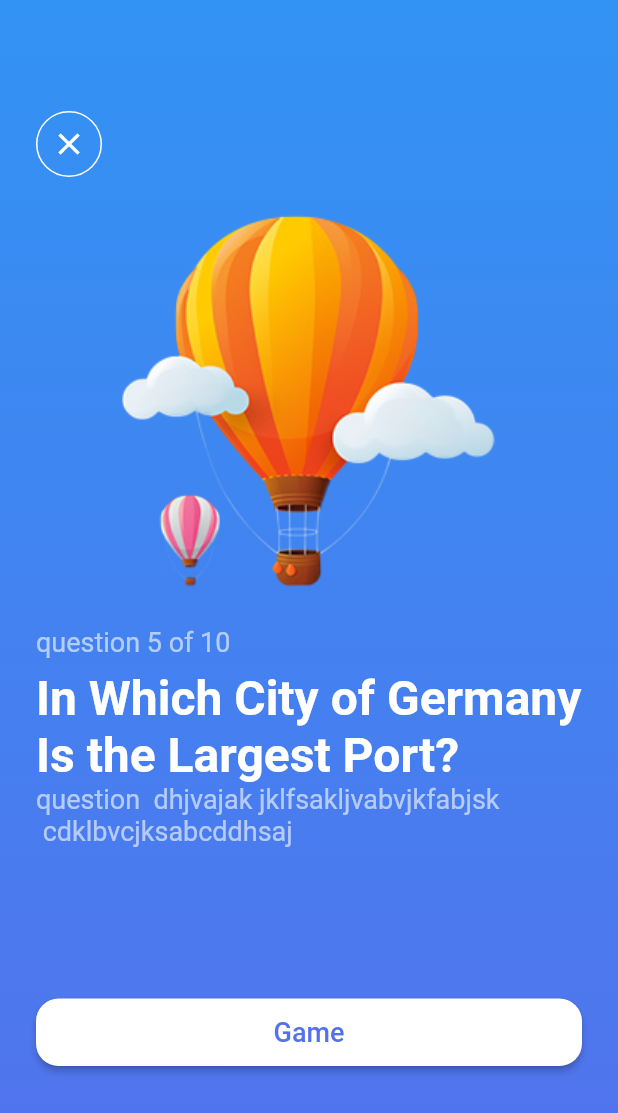
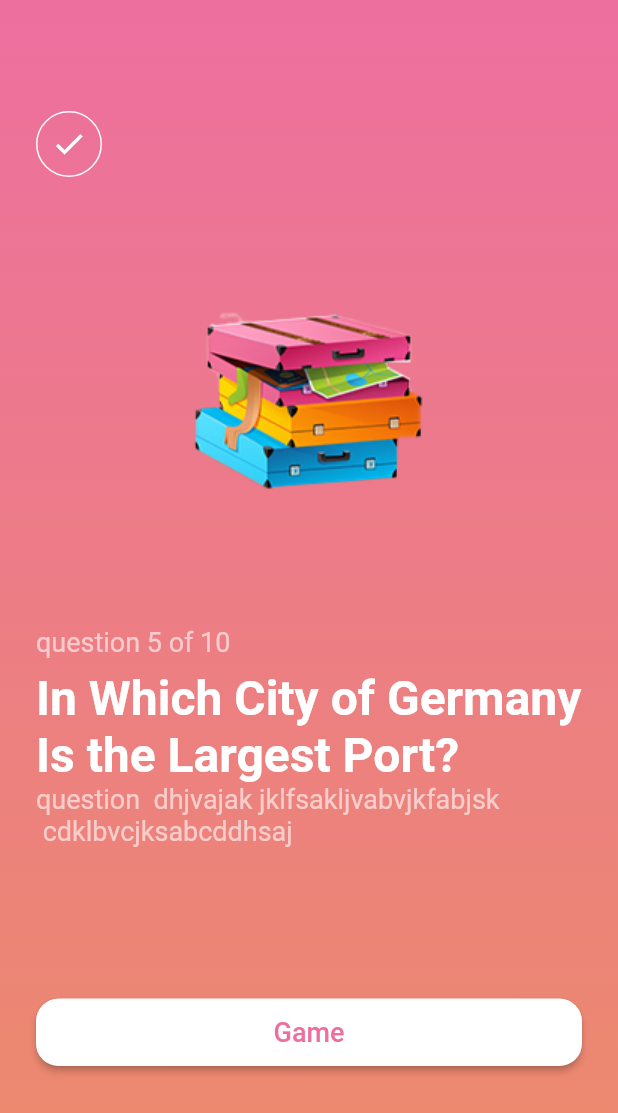
Before and after one commit to sallyMo14/multi_quiz, a Flutter app: the screen it shows after launch, after a tap on "Level 1", on a phone screen of 412 x 824 dp. Shown: the top 1113 px of the screen. Run offline on Flutter 3.47's test engine with Material 2 defaults, Android fonts, the phone set to English and light mode, and no system bars; Roboto replaces fonts that are missing (Sf-Pro-Text).

Commit message:
create level and list View builder

```diff
--- a/lib/main.dart
+++ b/lib/main.dart
@@ -1,5 +1,7 @@
 import 'package:flutter/material.dart';
 import 'package:multi_quiz_s_t_tt9/pages/home.dart';
+import 'package:multi_quiz_s_t_tt9/pages/multiple_q_screen.dart';
+import 'package:multi_quiz_s_t_tt9/pages/true_false_q_screen.dart';
 
 void main() {
   runApp(const MyApp());
@@ -9,8 +11,13 @@ class MyApp extends StatelessWidget {
   const MyApp({super.key});
   @override
   Widget build(BuildContext context) {
-    return const MaterialApp(
-      home: HomePage(),
+    return MaterialApp(
+      initialRoute: '/',
+      routes: {
+        '/': (context) => const HomePage(),
+        '/level1': (context) => TrueFalseQuiz(),
+        '/level2': (context) => MultiQScreen(),
+      },
     );
   }
 }
--- /dev/null
+++ b/lib/modules/true_false/level_inf.dart
@@ -0,0 +1,20 @@
+import 'package:flutter/cupertino.dart';
+
+class Level {
+  IconData? icon;
+  String? title;
+  String? subTitle;
+  String? description;
+  String? image;
+  List<Color> color1;
+  String routeName;
+
+  Level(
+      {required this.icon,
+      required this.title,
+      required this.subTitle,
+      required this.image,
+      required this.color1,
+      required this.description,
+      required this.routeName});
+}
--- a/lib/pages/home.dart
+++ b/lib/pages/home.dart
@@ -1,5 +1,6 @@
 import 'package:flutter/material.dart';
 import 'package:multi_quiz_s_t_tt9/constants.dart';
+import 'package:multi_quiz_s_t_tt9/modules/true_false/level_inf.dart';
 import 'package:multi_quiz_s_t_tt9/pages/level_describtion.dart';
 import 'package:multi_quiz_s_t_tt9/pages/multiple_q_screen.dart';
 import 'package:multi_quiz_s_t_tt9/widgets/my_outline_btn.dart';
@@ -15,6 +16,26 @@ class HomePage extends StatefulWidget {
 }
 
 class _HomePageState extends State<HomePage> {
+  List<Level> lvl = [
+    Level(
+      icon: Icons.check,
+      title: 'True or False',
+      subTitle: 'Level 1',
+      image: 'assets/images/bags.png',
+      description: 'Rise Up your IQ',
+      color1: [kL1, kL12],
+      routeName: '/level1',
+    ),
+    Level(
+      icon: Icons.play_arrow,
+      title: 'Multiple Choice',
+      subTitle: 'Level 2',
+      image: 'assets/images/ballon-s.png',
+      description: 'Rise Up your IQ',
+      color1: [kL2, kL22],
+      routeName: '/level2',
+    ),
+  ];
   @override
   Widget build(BuildContext context) {
     return Scaffold(
@@ -37,18 +58,17 @@ class _HomePageState extends State<HomePage> {
               function: () {
                 print("2222");
               }),
-          SizedBox(
+          const SizedBox(
             width: 16,
           )
         ],
       ),
-      body: SingleChildScrollView(
-        child: Padding(
+      body: Padding(
         padding: const EdgeInsets.symmetric(horizontal: 16),
         child: Column(
           crossAxisAlignment: CrossAxisAlignment.start,
           children: [
-              Text(
+            const Text(
               'Let\'s Play',
               style: TextStyle(
                 fontSize: 32,
@@ -57,10 +77,10 @@ class _HomePageState extends State<HomePage> {
                 fontFamily: kFontFamily,
               ),
             ),
-              SizedBox(
+            const SizedBox(
               height: 8,
             ),
-              Text(
+            const Text(
               'Be the First!',
               style: TextStyle(
                 fontSize: 18,
@@ -68,36 +88,29 @@ class _HomePageState extends State<HomePage> {
                 fontFamily: kFontFamily,
               ),
             ),
-              SizedBox(
+            const SizedBox(
               height: 24,
             ),
-              MyLevelWidget(
+            Expanded(
+              child: ListView.builder(
+                  itemCount: lvl.length,
+                  itemBuilder: (context, index) {
+                    return MyLevelWidget(
                       function: () {
                         Navigator.push(
                           context,
                           MaterialPageRoute(
-                      builder: (context) {
-                        return LevelDescription();
-                      },
+                            builder: (context) => LevelDescription(
+                              levelInf: lvl[index],
+                            ),
                           ),
                         );
                       },
-                icon: Icons.check,
-                title: 'True or False',
-                subtitle: 'Level 1',
-                image: 'assets/images/bags.png',
-                colors: [kL1, kL12],
-              ),
-              MyLevelWidget(
-                function: () {},
-                icon: Icons.play_arrow,
-                title: 'Multiple Choice',
-                subtitle: 'Level 2',
-                image: 'assets/images/ballon-s.png',
-                colors: [kL2, kL22],
-              ),
+                      level: lvl[index],
+                    );
+                  }),
+            )
           ],
-          ),
         ),
       ),
     );
--- a/lib/pages/level_describtion.dart
+++ b/lib/pages/level_describtion.dart
@@ -3,11 +3,14 @@ import 'package:flutter/material.dart';
 import 'package:multi_quiz_s_t_tt9/pages/true_false_q_screen.dart';
 
 import '../constants.dart';
+import '../modules/true_false/level_inf.dart';
 import '../widgets/my_outline_btn.dart';
 import 'multiple_q_screen.dart';
 
 class LevelDescription extends StatelessWidget {
-  const LevelDescription({Key? key}) : super(key: key);
+  final Level levelInf;
+
+  const LevelDescription({Key? key, required this.levelInf}) : super(key: key);
 
   @override
   Widget build(BuildContext context) {
@@ -17,10 +20,7 @@ class LevelDescription extends StatelessWidget {
       body: Container(
         decoration: BoxDecoration(
           gradient: LinearGradient(
-            colors: [
-              kBlueBg,
-              kL2,
-            ],
+            colors: levelInf.color1!,
             begin: Alignment.topCenter,
             end: Alignment.bottomCenter,
           ),
@@ -37,7 +37,7 @@ class LevelDescription extends StatelessWidget {
                     height: 44,
                     width: 44,
                     child: MYOutlineBtn(
-                      icon: Icons.close,
+                      icon: levelInf.icon!,
                       iconColor: Colors.white,
                       bColor: Colors.white,
                       function: () {
@@ -50,7 +50,7 @@ class LevelDescription extends StatelessWidget {
               Expanded(
                 flex: 3,
                 child: Center(
-                  child: Image.asset('assets/images/ballon-b.png'),
+                  child: Image.asset(levelInf.image!),
                 ),
               ),
               Text(
@@ -86,12 +86,7 @@ class LevelDescription extends StatelessWidget {
                 padding: const EdgeInsets.only(bottom: 12),
                 child: ElevatedButton(
                   onPressed: () {
-                    Navigator.push(
-                      context,
-                      MaterialPageRoute(
-                        builder: (context) => TrueFalseQuiz(),
-                      ),
-                    );
+                    Navigator.pushNamed(context, levelInf.routeName);
                   },
                   style: ElevatedButton.styleFrom(
                     backgroundColor: Colors.white,
@@ -105,7 +100,7 @@ class LevelDescription extends StatelessWidget {
                       child: Text(
                         'Game',
                         style: TextStyle(
-                            color: kL2,
+                            color: levelInf.color1[0],
                             fontWeight: FontWeight.w500,
                             fontSize: 18),
                       ),
--- a/lib/pages/multiple_q_screen.dart
+++ b/lib/pages/multiple_q_screen.dart
@@ -18,7 +18,7 @@ class _MultiQScreenState extends State<MultiQScreen> {
     var questionsCount = 10;
     return Scaffold(
       body: Container(
-        decoration: BoxDecoration(
+        decoration: const BoxDecoration(
           gradient: LinearGradient(
             colors: [
               kBlueBg,
--- a/lib/widgets/my_level_widget.dart
+++ b/lib/widgets/my_level_widget.dart
@@ -2,22 +2,27 @@ import 'package:flutter/material.dart';
 import 'package:multi_quiz_s_t_tt9/constants.dart';
 import 'package:multi_quiz_s_t_tt9/widgets/my_outline_btn.dart';
 
+import '../modules/true_false/level_inf.dart';
+
 class MyLevelWidget extends StatelessWidget {
+  final Level level;
+
   final Function() function;
-  final IconData icon;
-  final String title;
-  final String subtitle;
-  final String image;
-  final List<Color> colors;
+  // final IconData icon;
+  // final String title;
+  // final String subtitle;
+  // final String image;
+  // final List<Color> colors;
 
   const MyLevelWidget({
     Key? key,
+    required this.level,
     required this.function,
-    required this.icon,
-    required this.title,
-    required this.subtitle,
-    required this.image,
-    required this.colors,
+    // required this.icon,
+    // required this.title,
+    // required this.subtitle,
+    // required this.image,
+    // required this.colors,
   }) : super(key: key);
 
   @override
@@ -29,11 +34,11 @@ class MyLevelWidget extends StatelessWidget {
         children: [
           Container(
             width: double.infinity,
-            margin: EdgeInsets.only(top: 54, bottom: 24),
-            padding: EdgeInsets.all(24),
+            margin: const EdgeInsets.only(top: 54, bottom: 24),
+            padding: const EdgeInsets.all(24),
             decoration: BoxDecoration(
               gradient: LinearGradient(
-                colors: colors,
+                colors: level.color1,
               ),
               borderRadius: BorderRadius.circular(30),
             ),
@@ -44,7 +49,7 @@ class MyLevelWidget extends StatelessWidget {
                   height: 44,
                   width: 44,
                   child: MYOutlineBtn(
-                    icon: icon,
+                    icon: level.icon!,
                     iconColor: Colors.white,
                     bColor: Colors.white,
                     function: () {},
@@ -57,7 +62,7 @@ class MyLevelWidget extends StatelessWidget {
                   height: 12,
                 ),
                 Text(
-                  subtitle,
+                  level.subTitle!,
                   style: TextStyle(
                     fontSize: 16,
                     color: Colors.white60,
@@ -68,7 +73,7 @@ class MyLevelWidget extends StatelessWidget {
                   height: 4,
                 ),
                 Text(
-                  title,
+                  level.title!,
                   style: TextStyle(
                     fontSize: 32,
                     color: Colors.white,
@@ -81,7 +86,7 @@ class MyLevelWidget extends StatelessWidget {
           ),
           Padding(
             padding: const EdgeInsets.only(right: 28.0),
-            child: Image.asset(image),
+            child: Image.asset(level.image!),
           ),
         ],
       ),
```
Also changed, not shown: pubspec.lock, 1 other file. Lines whose indentation alone changed are shown as unchanged.
